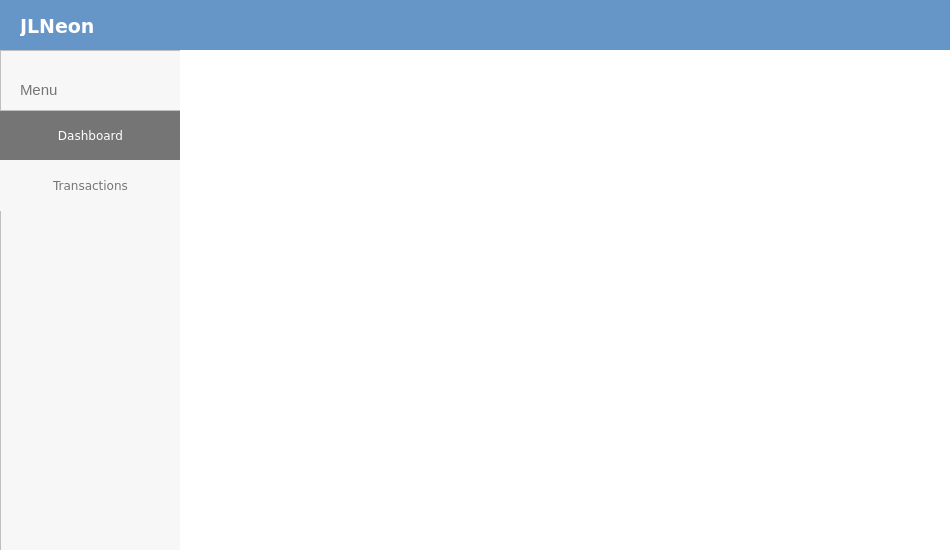
Above: app_ui2.ui from iuwin/JLNeonSystem before the change. Below: the same form after it.
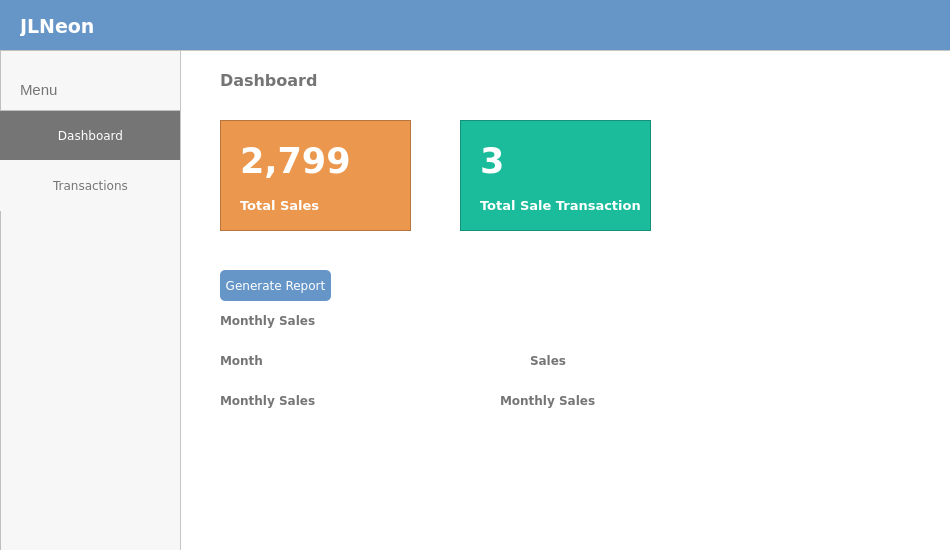
That is the form after the change. The open tabs and pages were chosen to show the change. Icons and pictures are not drawn.

The edit to the form file:
```diff
--- a/app_ui2.ui
+++ b/app_ui2.ui
@@ -620,6 +620,463 @@
          <property name="styleSheet">
           <string notr="true">background-color: rgb(255, 255, 255);</string>
          </property>
+         <widget class="QFrame" name="frame">
+          <property name="geometry">
+           <rect>
+            <x>0</x>
+            <y>0</y>
+            <width>771</width>
+            <height>501</height>
+           </rect>
+          </property>
+          <property name="frameShape">
+           <enum>QFrame::StyledPanel</enum>
+          </property>
+          <property name="frameShadow">
+           <enum>QFrame::Raised</enum>
+          </property>
+          <widget class="QLabel" name="dashboardLabel">
+           <property name="geometry">
+            <rect>
+             <x>40</x>
+             <y>20</y>
+             <width>121</width>
+             <height>21</height>
+            </rect>
+           </property>
+           <property name="font">
+            <font>
+             <family>Verdana</family>
+             <pointsize>12</pointsize>
+             <weight>75</weight>
+             <bold>true</bold>
+            </font>
+           </property>
+           <property name="styleSheet">
+            <string notr="true">color: rgb(117, 117, 117)</string>
+           </property>
+           <property name="text">
+            <string>Dashboard</string>
+           </property>
+          </widget>
+          <widget class="QFrame" name="totalSalesFrame">
+           <property name="geometry">
+            <rect>
+             <x>40</x>
+             <y>70</y>
+             <width>191</width>
+             <height>111</height>
+            </rect>
+           </property>
+           <property name="styleSheet">
+            <string notr="true">background-color: rgb(235, 152, 78);</string>
+           </property>
+           <property name="frameShape">
+            <enum>QFrame::StyledPanel</enum>
+           </property>
+           <property name="frameShadow">
+            <enum>QFrame::Raised</enum>
+           </property>
+           <widget class="QLabel" name="totalSalesLabel2">
+            <property name="geometry">
+             <rect>
+              <x>20</x>
+              <y>70</y>
+              <width>101</width>
+              <height>31</height>
+             </rect>
+            </property>
+            <property name="font">
+             <font>
+              <family>Verdana</family>
+              <pointsize>10</pointsize>
+              <weight>75</weight>
+              <bold>true</bold>
+             </font>
+            </property>
+            <property name="styleSheet">
+             <string notr="true">color: rgb(255, 255, 255)</string>
+            </property>
+            <property name="text">
+             <string>Total Sales</string>
+            </property>
+           </widget>
+           <widget class="QLabel" name="totalSalesLabel">
+            <property name="geometry">
+             <rect>
+              <x>20</x>
+              <y>20</y>
+              <width>141</width>
+              <height>41</height>
+             </rect>
+            </property>
+            <property name="font">
+             <font>
+              <family>Verdana</family>
+              <pointsize>26</pointsize>
+              <weight>75</weight>
+              <bold>true</bold>
+             </font>
+            </property>
+            <property name="styleSheet">
+             <string notr="true">color: rgb(255, 255, 255)</string>
+            </property>
+            <property name="text">
+             <string>2,799</string>
+            </property>
+           </widget>
+          </widget>
+          <widget class="QFrame" name="totalSalesFrame_2">
+           <property name="geometry">
+            <rect>
+             <x>280</x>
+             <y>70</y>
+             <width>191</width>
+             <height>111</height>
+            </rect>
+           </property>
+           <property name="styleSheet">
+            <string notr="true">background-color: rgb(26, 188, 156)</string>
+           </property>
+           <property name="frameShape">
+            <enum>QFrame::StyledPanel</enum>
+           </property>
+           <property name="frameShadow">
+            <enum>QFrame::Raised</enum>
+           </property>
+           <widget class="QLabel" name="totalSalesLabel2_4">
+            <property name="geometry">
+             <rect>
+              <x>20</x>
+              <y>70</y>
+              <width>161</width>
+              <height>31</height>
+             </rect>
+            </property>
+            <property name="font">
+             <font>
+              <family>Verdana</family>
+              <pointsize>10</pointsize>
+              <weight>75</weight>
+              <bold>true</bold>
+             </font>
+            </property>
+            <property name="styleSheet">
+             <string notr="true">color: rgb(255, 255, 255)</string>
+            </property>
+            <property name="text">
+             <string>Total Sale Transaction</string>
+            </property>
+           </widget>
+           <widget class="QLabel" name="totalSalesLabel_4">
+            <property name="geometry">
+             <rect>
+              <x>20</x>
+              <y>20</y>
+              <width>141</width>
+              <height>41</height>
+             </rect>
+            </property>
+            <property name="font">
+             <font>
+              <family>Verdana</family>
+              <pointsize>26</pointsize>
+              <weight>75</weight>
+              <bold>true</bold>
+             </font>
+            </property>
+            <property name="styleSheet">
+             <string notr="true">color: rgb(255, 255, 255)</string>
+            </property>
+            <property name="text">
+             <string>3</string>
+            </property>
+           </widget>
+          </widget>
+          <widget class="QLabel" name="dashboardMonthlySalesLabel">
+           <property name="geometry">
+            <rect>
+             <x>40</x>
+             <y>260</y>
+             <width>121</width>
+             <height>21</height>
+            </rect>
+           </property>
+           <property name="font">
+            <font>
+             <family>Verdana</family>
+             <weight>75</weight>
+             <bold>true</bold>
+            </font>
+           </property>
+           <property name="styleSheet">
+            <string notr="true">color: rgb(117, 117, 117)</string>
+           </property>
+           <property name="text">
+            <string>Monthly Sales</string>
+           </property>
+          </widget>
+          <widget class="QLabel" name="salesMonth1Label">
+           <property name="geometry">
+            <rect>
+             <x>40</x>
+             <y>340</y>
+             <width>121</width>
+             <height>21</height>
+            </rect>
+           </property>
+           <property name="font">
+            <font>
+             <family>Verdana</family>
+             <weight>75</weight>
+             <bold>true</bold>
+            </font>
+           </property>
+           <property name="styleSheet">
+            <string notr="true">color: rgb(117, 117, 117)</string>
+           </property>
+           <property name="text">
+            <string>Monthly Sales</string>
+           </property>
+          </widget>
+          <widget class="QLabel" name="salesMonth2Label">
+           <property name="geometry">
+            <rect>
+             <x>40</x>
+             <y>370</y>
+             <width>121</width>
+             <height>21</height>
+            </rect>
+           </property>
+           <property name="font">
+            <font>
+             <family>Verdana</family>
+             <weight>75</weight>
+             <bold>true</bold>
+            </font>
+           </property>
+           <property name="styleSheet">
+            <string notr="true">color: rgb(117, 117, 117)</string>
+           </property>
+           <property name="text">
+            <string/>
+           </property>
+          </widget>
+          <widget class="QLabel" name="salesMonth3Label">
+           <property name="geometry">
+            <rect>
+             <x>40</x>
+             <y>400</y>
+             <width>121</width>
+             <height>21</height>
+            </rect>
+           </property>
+           <property name="font">
+            <font>
+             <family>Verdana</family>
+             <weight>75</weight>
+             <bold>true</bold>
+            </font>
+           </property>
+           <property name="styleSheet">
+            <string notr="true">color: rgb(117, 117, 117)</string>
+           </property>
+           <property name="text">
+            <string/>
+           </property>
+          </widget>
+          <widget class="QLabel" name="dashboardMonthLabel">
+           <property name="geometry">
+            <rect>
+             <x>40</x>
+             <y>300</y>
+             <width>121</width>
+             <height>21</height>
+            </rect>
+           </property>
+           <property name="font">
+            <font>
+             <family>Verdana</family>
+             <weight>75</weight>
+             <bold>true</bold>
+            </font>
+           </property>
+           <property name="styleSheet">
+            <string notr="true">color: rgb(117, 117, 117)</string>
+           </property>
+           <property name="text">
+            <string>Month</string>
+           </property>
+          </widget>
+          <widget class="QLabel" name="dashboardSalesLabel">
+           <property name="geometry">
+            <rect>
+             <x>350</x>
+             <y>300</y>
+             <width>121</width>
+             <height>21</height>
+            </rect>
+           </property>
+           <property name="font">
+            <font>
+             <family>Verdana</family>
+             <weight>75</weight>
+             <bold>true</bold>
+            </font>
+           </property>
+           <property name="styleSheet">
+            <string notr="true">color: rgb(117, 117, 117)</string>
+           </property>
+           <property name="text">
+            <string>Sales</string>
+           </property>
+          </widget>
+          <widget class="QLabel" name="dashboardSales">
+           <property name="geometry">
+            <rect>
+             <x>320</x>
+             <y>340</y>
+             <width>121</width>
+             <height>21</height>
+            </rect>
+           </property>
+           <property name="font">
+            <font>
+             <family>Verdana</family>
+             <weight>75</weight>
+             <bold>true</bold>
+            </font>
+           </property>
+           <property name="styleSheet">
+            <string notr="true">color: rgb(117, 117, 117)</string>
+           </property>
+           <property name="text">
+            <string>Monthly Sales</string>
+           </property>
+          </widget>
+          <widget class="QLabel" name="dashboardSales2">
+           <property name="geometry">
+            <rect>
+             <x>320</x>
+             <y>370</y>
+             <width>121</width>
+             <height>21</height>
+            </rect>
+           </property>
+           <property name="font">
+            <font>
+             <family>Verdana</family>
+             <weight>75</weight>
+             <bold>true</bold>
+            </font>
+           </property>
+           <property name="styleSheet">
+            <string notr="true">color: rgb(117, 117, 117)</string>
+           </property>
+           <property name="text">
+            <string/>
+           </property>
+          </widget>
+          <widget class="QLabel" name="dashboardSales3">
+           <property name="geometry">
+            <rect>
+             <x>320</x>
+             <y>400</y>
+             <width>121</width>
+             <height>21</height>
+            </rect>
+           </property>
+           <property name="font">
+            <font>
+             <family>Verdana</family>
+             <weight>75</weight>
+             <bold>true</bold>
+            </font>
+           </property>
+           <property name="styleSheet">
+            <string notr="true">color: rgb(117, 117, 117)</string>
+           </property>
+           <property name="text">
+            <string/>
+           </property>
+          </widget>
+          <widget class="QLabel" name="salesMonth4Label">
+           <property name="geometry">
+            <rect>
+             <x>40</x>
+             <y>430</y>
+             <width>121</width>
+             <height>21</height>
+            </rect>
+           </property>
+           <property name="font">
+            <font>
+             <family>Verdana</family>
+             <weight>75</weight>
+             <bold>true</bold>
+            </font>
+           </property>
+           <property name="styleSheet">
+            <string notr="true">color: rgb(117, 117, 117)</string>
+           </property>
+           <property name="text">
+            <string/>
+           </property>
+          </widget>
+          <widget class="QLabel" name="dashboardSales4">
+           <property name="geometry">
+            <rect>
+             <x>320</x>
+             <y>430</y>
+             <width>121</width>
+             <height>21</height>
+            </rect>
+           </property>
+           <property name="font">
+            <font>
+             <family>Verdana</family>
+             <weight>75</weight>
+             <bold>true</bold>
+            </font>
+           </property>
+           <property name="styleSheet">
+            <string notr="true">color: rgb(117, 117, 117)</string>
+           </property>
+           <property name="text">
+            <string/>
+           </property>
+          </widget>
+          <widget class="QPushButton" name="generateReportButton">
+           <property name="geometry">
+            <rect>
+             <x>40</x>
+             <y>220</y>
+             <width>111</width>
+             <height>31</height>
+            </rect>
+           </property>
+           <property name="font">
+            <font>
+             <family>Verdana</family>
+            </font>
+           </property>
+           <property name="styleSheet">
+            <string notr="true">QPushButton#generateReportButton{
+	color: rgb(255, 255, 255);
+	background-color: rgb(102, 150, 200);
+	border: 0px solid;
+	border-radius: 5px;
+}
+
+QPushButton:hover#generateReportButton{
+	background-color: rgb(113, 167, 221)
+}</string>
+           </property>
+           <property name="text">
+            <string>Generate Report</string>
+           </property>
+          </widget>
+         </widget>
         </widget>
         <widget class="QWidget" name="transactionScreen">
          <widget class="QStackedWidget" name="transactionStackedWidget">
```
Left out of the diff: 1 changed line with no effect on the pictures.
